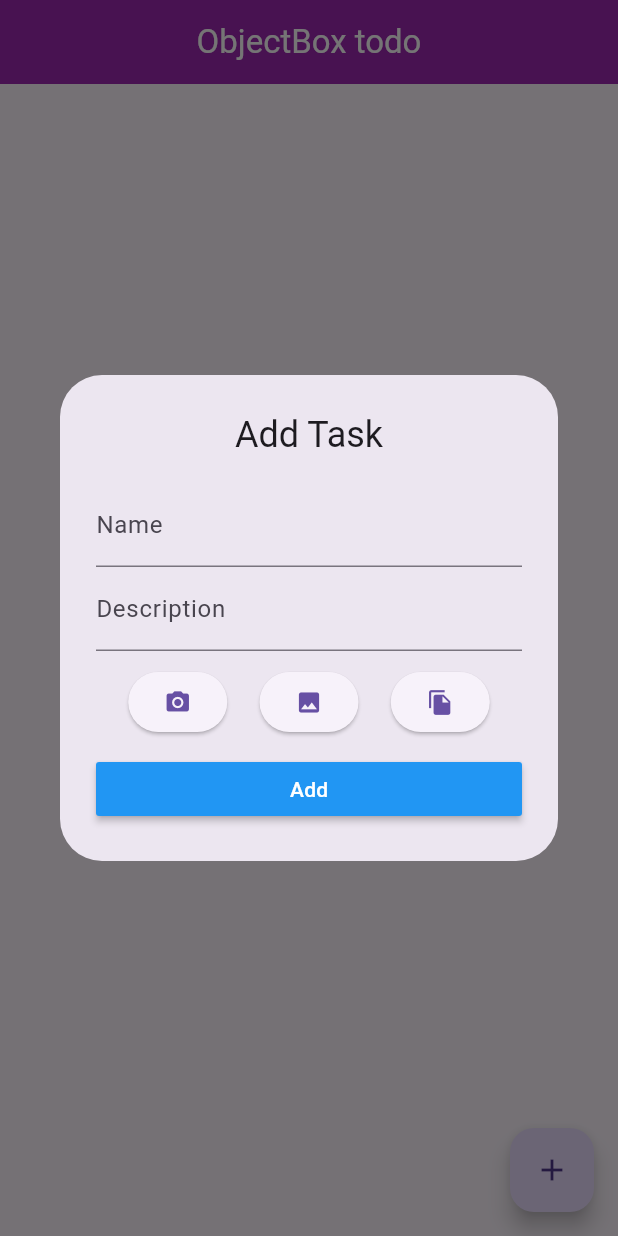
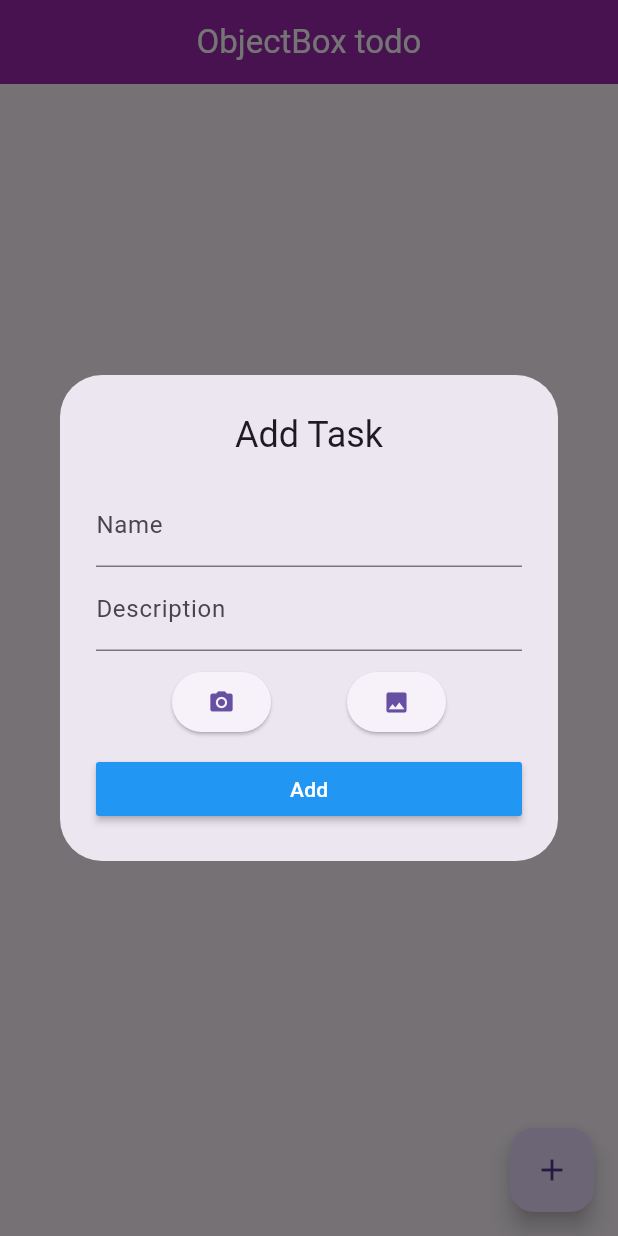
Before and after one commit to alxayeed/flutter-objectbox, a Flutter app: the screen it shows after launch, after a tap on the "add" icon, on a phone screen of 412 x 824 dp. Run offline on Flutter 3.47's test engine with Material 3 defaults, Android fonts, the phone set to English and light mode, and no system bars; our stand-ins replace file_picker, image_picker, objectbox; generated files the repository leaves out were written again.

Commit message:
Refactor: add and edit screen image size and buttons updated

```diff
--- a/lib/todo/screens/task_add_screen.dart
+++ b/lib/todo/screens/task_add_screen.dart
@@ -41,10 +41,12 @@
               ),
               const SizedBox(height: 10),
               if (_fileData != null)
-                Image.memory(
-                  _fileData!,
-                  height: 100,
-                  width: 100,
+                Expanded(
+                  child: Image.memory(
+                    _fileData!,
+                    height: 300,
+                    width: 300,
+                  ),
                 ),
               Row(
                 mainAxisAlignment: MainAxisAlignment.spaceEvenly,
@@ -65,21 +67,20 @@
                       await FileManager.pickImageFromGallery();
                       setState(() {
                         _fileData = imageBytes;
-                        print(_fileData);
                       });
                     },
                     child: const Icon(Icons.image),
                   ),
-                  ElevatedButton(
-                    onPressed: () async {
-                      // final Uint8List? fileBytes =
-                      // await FileManager.pickFileFromStorage();
-                      // setState(() {
-                      //   _fileData = fileBytes;
-                      // });
-                    },
-                    child: const Icon(Icons.file_copy),
-                  ),
+                  // ElevatedButton(
+                  //   onPressed: () async {
+                  //     // final Uint8List? fileBytes =
+                  //     // await FileManager.pickFileFromStorage();
+                  //     // setState(() {
+                  //     //   _fileData = fileBytes;
+                  //     // });
+                  //   },
+                  //   child: const Icon(Icons.file_copy),
+                  // ),
                 ],
               ),
               const SizedBox(height: 10),
```
Also changed, not shown: lib/todo/screens/task_update_screen.dart (+9 -6 lines).
